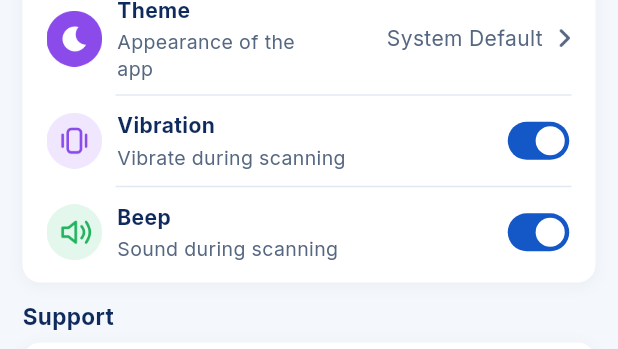
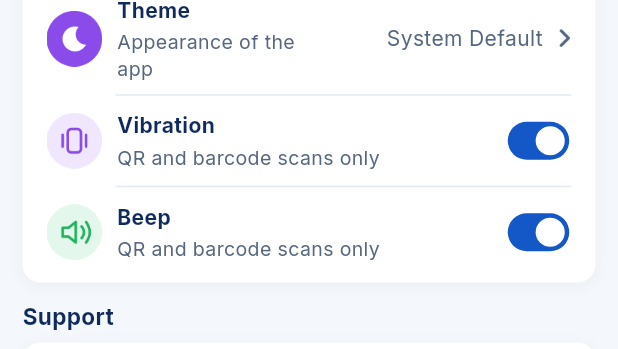
Before and after one commit to tawhidul500/document-scanner, a Flutter app: the SettingsScreen widget shown alone on an empty page, opened directly, on a phone screen of 412 x 824 dp. Shown: the part 313-662 px from the top of the screen. Run offline on Flutter 3.47's test engine with Material 3 defaults, Android fonts, the phone set to English and light mode, and no system bars; our stand-ins replace audioplayers, camera, image_picker, lottie, pdf, printing and 2 more; missing offline and left inert: document_scan, flutter_file_dialog, google_mlkit_text_recognition, mobile_scanner; project files that could hold a hidden picture were left out.

Commit message:
Limit beep and vibration to QR and barcode scans

```diff
--- a/lib/features/document/document_camera.dart
+++ b/lib/features/document/document_camera.dart
@@ -3,7 +3,6 @@ import '../../widgets/scanner_camera_shell.dart';
 import '../../data/document_store.dart';
 import 'package:flutter_file_dialog/flutter_file_dialog.dart';
 import 'package:printing/printing.dart';
-import '../../data/app_preferences.dart';
 import 'dart:async';
 import 'dart:io';
 import 'dart:math' as math;
@@ -323,7 +322,6 @@ class _DocumentCameraState extends State<DocumentCamera>
         } catch (_) {}
       }
       gate.captured();
-      unawaited(AppPreferences.instance.scanFeedback());
       if (!mounted) return;
       if (!batchEnabled) {
         finish();
--- a/lib/features/settings/settings_screen.dart
+++ b/lib/features/settings/settings_screen.dart
@@ -118,11 +118,11 @@ class _SettingsScreenState extends State<SettingsScreen> {
                 value: themeModeLabel(prefs.themeMode),
                 onTap: () => Navigator.push(context, MaterialPageRoute(
                   builder: (_) => ThemeScreen(onScan: widget.onScan)))),
-              _row('vibration', 'Vibration', 'Vibrate during scanning',
+              _row('vibration', 'Vibration', 'QR and barcode scans only',
                 trailing: _ReferenceSwitch(value: prefs.vibration,
                   label: context.tr('Vibration'),
                   onChanged: saving ? null : (v) => update(vibration: v))),
-              _row('beep', 'Beep', 'Sound during scanning',
+              _row('beep', 'Beep', 'QR and barcode scans only',
                 trailing: _ReferenceSwitch(value: prefs.beep,
                   label: context.tr('Beep'),
                   onChanged: saving ? null : (v) => update(beep: v))),
--- a/lib/l10n/app_catalog.dart
+++ b/lib/l10n/app_catalog.dart
@@ -1,6 +1,7 @@
 // Translations: Bengali, Hindi, Arabic, Spanish, French, Russian, Indonesian, Portuguese.
 // English source keys are the fallback; placeholders preserve user content.
 const appCatalog = <String, List<String>>{
+  "QR and barcode scans only": ["শুধু QR ও বারকোড স্ক্যানের জন্য", "केवल QR और बारकोड स्कैन", "لمسح QR والباركود فقط", "Solo para escaneos QR y de códigos de barras", "Uniquement pour les scans QR et codes-barres", "Только для сканирования QR и штрихкодов", "Hanya untuk pemindaian QR dan kode batang", "Apenas para leituras de QR e códigos de barras"],
   "Next": ["পরবর্তী", "आगे", "التالي", "Siguiente", "Suivant", "Далее", "Berikutnya", "Próximo"],
   "Select a language to continue.": ["চালিয়ে যেতে একটি ভাষা বেছে নিন।", "जारी रखने के लिए भाषा चुनें।", "اختر لغة للمتابعة.", "Selecciona un idioma para continuar.", "Sélectionnez une langue pour continuer.", "Выберите язык, чтобы продолжить.", "Pilih bahasa untuk melanjutkan.", "Selecione um idioma para continuar."],
   "You can change this later in Settings.": ["পরে সেটিংস থেকে ভাষা পরিবর্তন করতে পারবেন।", "आप बाद में सेटिंग में इसे बदल सकते हैं।", "يمكنك تغييرها لاحقًا في الإعدادات.", "Puedes cambiarlo después en Ajustes.", "Vous pourrez la modifier dans les paramètres.", "Вы сможете изменить язык позже в настройках.", "Anda dapat mengubahnya nanti di Pengaturan.", "Você pode alterar isso depois nas Configurações."],
```
